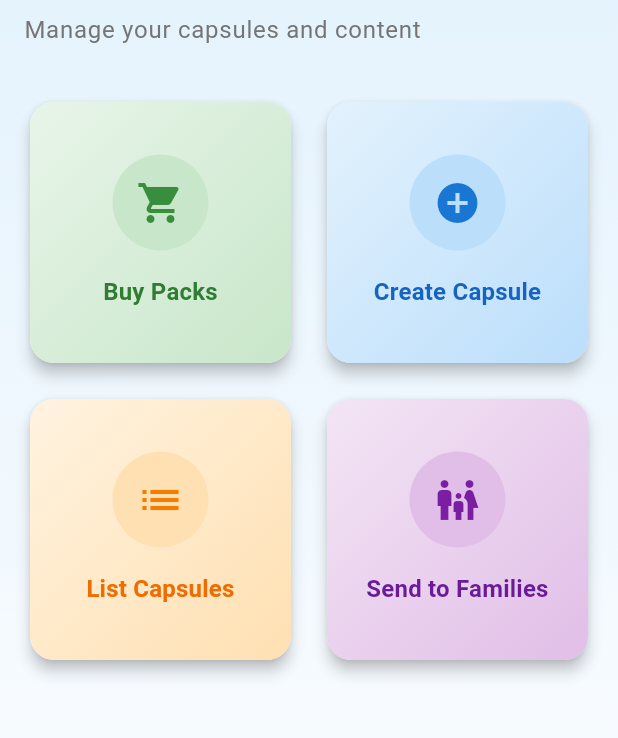
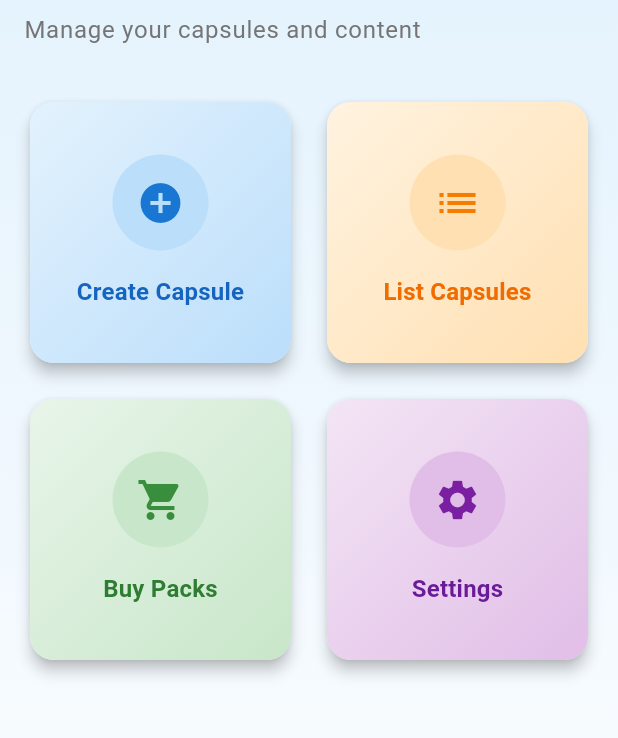
Before and after one commit to wilfredoperezrivero/lumina, a Flutter app: the screen it shows once a user with an empty profile is signed in, on a phone screen of 412 x 824 dp, the part 162-900 px from its top. Run offline on Flutter 3.47's test engine with Material 3 defaults, Android fonts, the phone set to English and light mode, and no system bars; our stand-ins replace file_picker, flutter_riverpod, go_router, supabase_flutter, uni_links; accounts and stored records are empty.

Commit message:
Refactor admin dashboard layout for responsive design. Updated GridView to adjust the number of columns based on screen width and reorganized action cards for improved accessibility. Added 'Settings' action card and modified the order of existing cards.

```diff
--- a/lib/pages/admin/dashboard.dart
+++ b/lib/pages/admin/dashboard.dart
@@ -52,18 +52,14 @@ class AdminDashboardPage extends StatelessWidget {
               ),
               SizedBox(height: 32),
               Expanded(
-                child: GridView.count(
-                  crossAxisCount: 2,
+                child: LayoutBuilder(
+                  builder: (context, constraints) {
+                    int crossAxisCount = constraints.maxWidth < 800 ? 2 : 4;
+                    return GridView.count(
+                      crossAxisCount: crossAxisCount,
                       crossAxisSpacing: 16,
                       mainAxisSpacing: 16,
                       children: [
-                    _buildActionCard(
-                      context,
-                      'Buy Packs',
-                      Icons.shopping_cart,
-                      Colors.green,
-                      () => context.go('/admin/buy_packs'),
-                    ),
                         _buildActionCard(
                           context,
                           'Create Capsule',
@@ -80,12 +76,21 @@ class AdminDashboardPage extends StatelessWidget {
                         ),
                         _buildActionCard(
                           context,
-                      'Send to Families',
-                      Icons.family_restroom,
+                          'Buy Packs',
+                          Icons.shopping_cart,
+                          Colors.green,
+                          () => context.go('/admin/buy_packs'),
+                        ),
+                        _buildActionCard(
+                          context,
+                          'Settings',
+                          Icons.settings,
                           Colors.purple,
-                      () => context.go('/admin/send_capsule'),
+                          () => context.go('/admin/settings'),
                         ),
                       ],
+                    );
+                  },
                 ),
               ),
             ],
```
Lines whose indentation alone changed are shown as unchanged.
